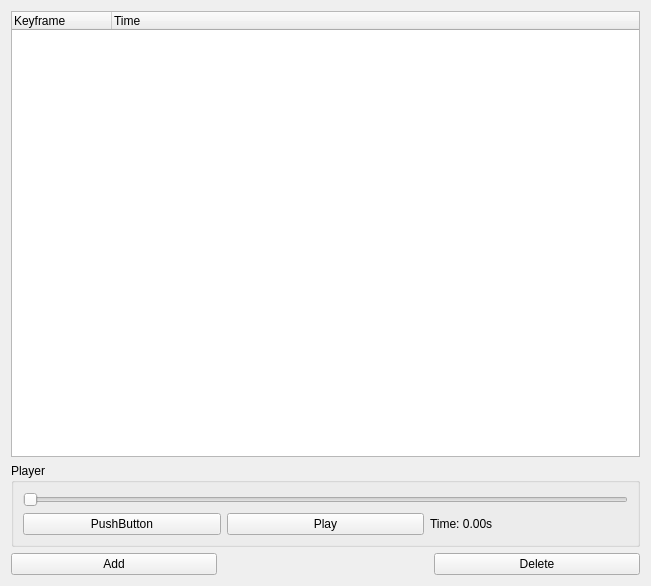
Before: the Qt Designer form src/wte/ui/CameraAnimationDialog.ui in spiricn/Wt, drawn with Qt 5.
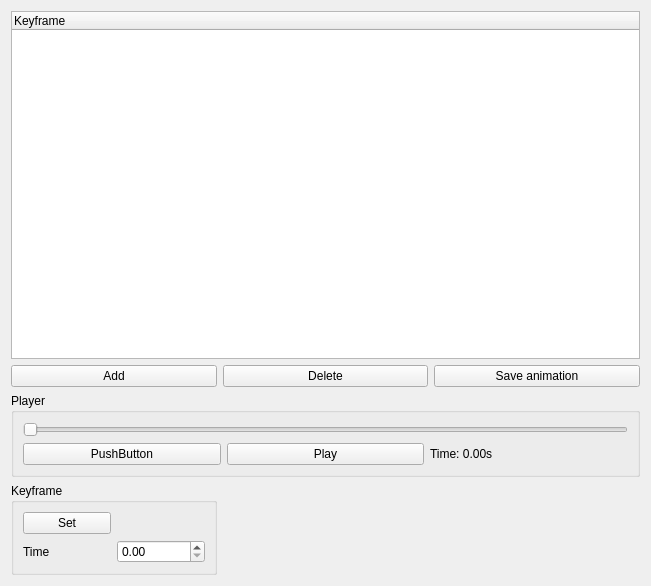
After: the same form once the commit is applied.

Commit message: Camera animation dialog added

The edit to the form file:
```diff
--- a/src/wte/ui/CameraAnimationDialog.ui
+++ b/src/wte/ui/CameraAnimationDialog.ui
@@ -14,21 +14,7 @@
    <string>Form</string>
   </property>
   <layout class="QGridLayout" name="gridLayout_2">
-   <item row="0" column="0" colspan="3">
-    <widget class="QTreeWidget" name="treeWidget">
-     <column>
-      <property name="text">
-       <string>Keyframe</string>
-      </property>
-     </column>
-     <column>
-      <property name="text">
-       <string>Time</string>
-      </property>
-     </column>
-    </widget>
-   </item>
-   <item row="1" column="0" colspan="3">
+   <item row="2" column="0" colspan="3">
     <widget class="QGroupBox" name="groupBox">
      <property name="title">
       <string>Player</string>
@@ -65,20 +51,62 @@
      </layout>
     </widget>
    </item>
-   <item row="2" column="2">
-    <widget class="QPushButton" name="pushButton_3">
-     <property name="text">
-      <string>Delete</string>
-     </property>
+   <item row="0" column="0" colspan="3">
+    <widget class="QTreeWidget" name="treeWidget">
+     <column>
+      <property name="text">
+       <string>Keyframe</string>
+      </property>
+     </column>
     </widget>
    </item>
-   <item row="2" column="0">
+   <item row="1" column="0">
     <widget class="QPushButton" name="pushButton">
      <property name="text">
       <string>Add</string>
      </property>
     </widget>
    </item>
+   <item row="1" column="1">
+    <widget class="QPushButton" name="pushButton_3">
+     <property name="text">
+      <string>Delete</string>
+     </property>
+    </widget>
+   </item>
+   <item row="3" column="0">
+    <widget class="QGroupBox" name="keyframeGroup">
+     <property name="title">
+      <string>Keyframe</string>
+     </property>
+     <layout class="QGridLayout" name="gridLayout_3">
+      <item row="1" column="1">
+       <widget class="QDoubleSpinBox" name="time"/>
+      </item>
+      <item row="1" column="0">
+       <widget class="QLabel" name="label_2">
+        <property name="text">
+         <string>Time</string>
+        </property>
+       </widget>
+      </item>
+      <item row="0" column="0">
+       <widget class="QPushButton" name="pushButton_5">
+        <property name="text">
+         <string>Set</string>
+        </property>
+       </widget>
+      </item>
+     </layout>
+    </widget>
+   </item>
+   <item row="1" column="2">
+    <widget class="QPushButton" name="pushButton_6">
+     <property name="text">
+      <string>Save animation</string>
+     </property>
+    </widget>
+   </item>
   </layout>
  </widget>
  <resources/>
```
Left out of the diff: 107 changed lines with no effect on the pictures. The commit also changes 20 other files.
